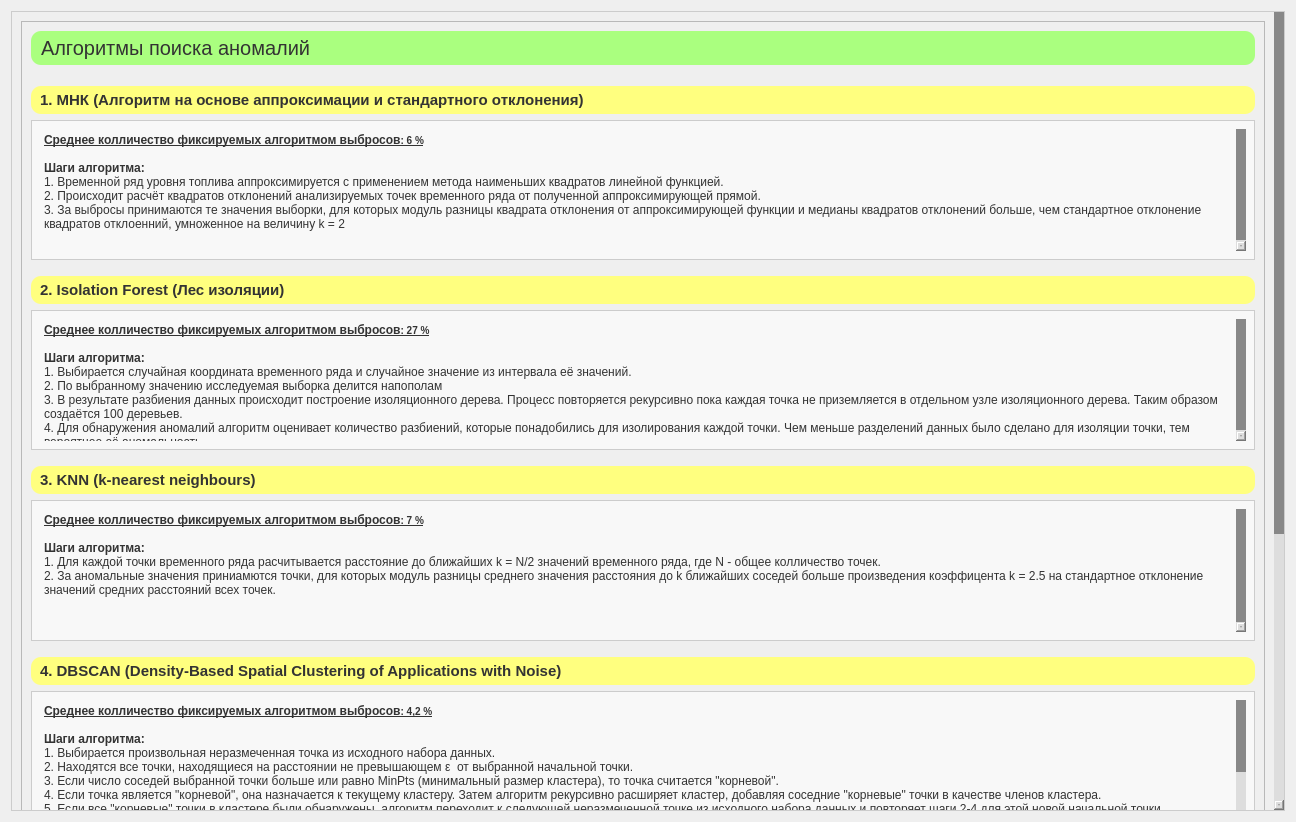
First picture: the form in manual.ui, repository dsaifulin/Anomaly_detection_of_fuel_level_sensor, before the edit.
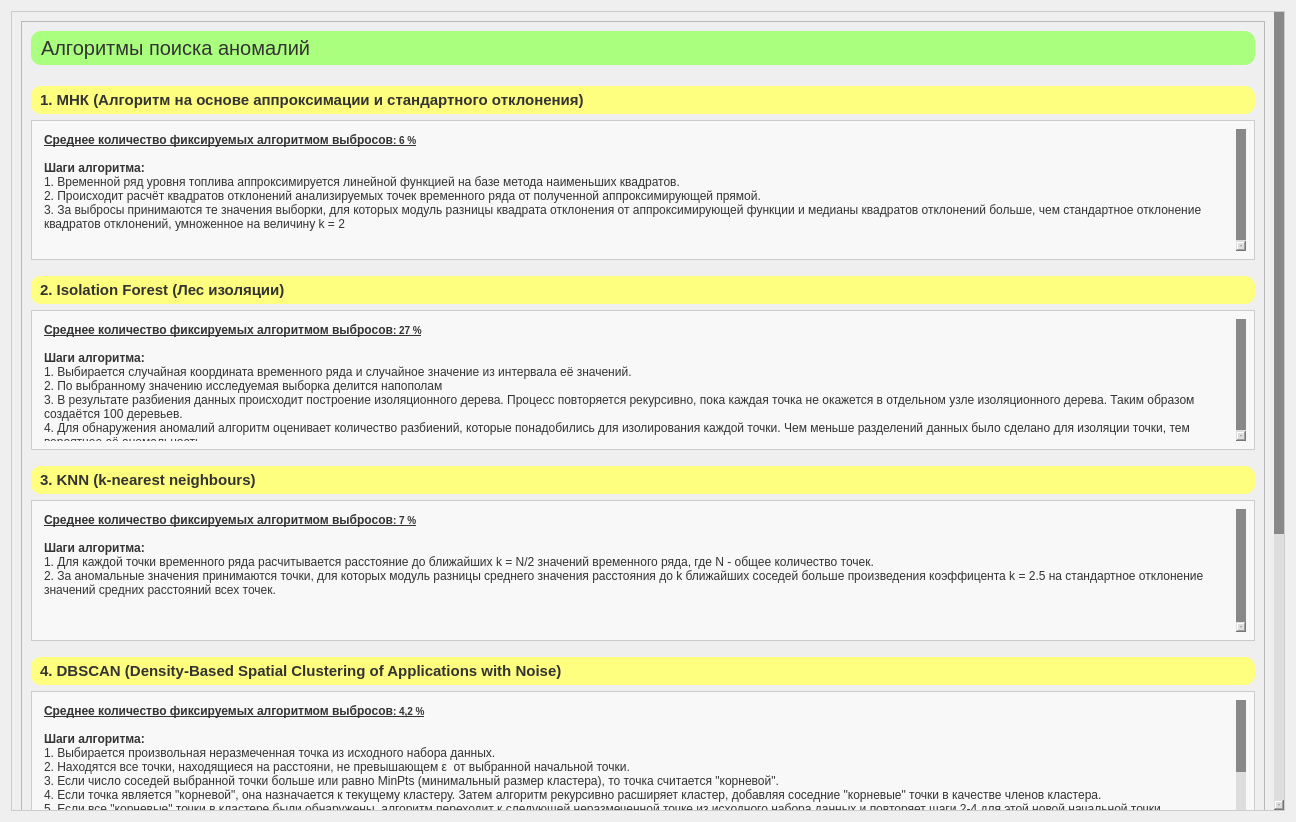
Second picture: the form after the edit.

What changed in the file:
```diff
--- a/manual.ui
+++ b/manual.ui
@@ -50,7 +50,7 @@
       <property name="geometry">
        <rect>
         <x>0</x>
-        <y>0</y>
+        <y>-3</y>
         <width>1262</width>
         <height>1222</height>
        </rect>
@@ -154,11 +154,11 @@
 &lt;html&gt;&lt;head&gt;&lt;meta name=&quot;qrichtext&quot; content=&quot;1&quot; /&gt;&lt;style type=&quot;text/css&quot;&gt;
 p, li { white-space: pre-wrap; }
 &lt;/style&gt;&lt;/head&gt;&lt;body style=&quot; font-family:'Arial,sans-serif'; font-size:12px; font-weight:400; font-style:normal;&quot;&gt;
-&lt;p style=&quot; margin-top:0px; margin-bottom:0px; margin-left:0px; margin-right:0px; -qt-block-indent:0; text-indent:0px;&quot;&gt;&lt;span style=&quot; font-family:'MS Shell Dlg 2'; font-size:9pt; font-weight:600; text-decoration: underline;&quot;&gt;Среднее колличество фиксируемых алгоритмом&lt;/span&gt;&lt;span style=&quot; font-family:'MS Shell Dlg 2'; font-size:9pt; text-decoration: underline;&quot;&gt; &lt;/span&gt;&lt;span style=&quot; font-family:'MS Shell Dlg 2'; font-size:9pt; font-weight:600; text-decoration: underline;&quot;&gt;выбросов&lt;/span&gt;&lt;span style=&quot; font-family:'MS Shell Dlg 2'; font-size:7.8pt; font-weight:600; text-decoration: underline;&quot;&gt;: 6 %&lt;/span&gt;&lt;/p&gt;
+&lt;p style=&quot; margin-top:0px; margin-bottom:0px; margin-left:0px; margin-right:0px; -qt-block-indent:0; text-indent:0px;&quot;&gt;&lt;span style=&quot; font-family:'MS Shell Dlg 2'; font-size:9pt; font-weight:600; text-decoration: underline;&quot;&gt;Среднее количество фиксируемых алгоритмом&lt;/span&gt;&lt;span style=&quot; font-family:'MS Shell Dlg 2'; font-size:9pt; text-decoration: underline;&quot;&gt; &lt;/span&gt;&lt;span style=&quot; font-family:'MS Shell Dlg 2'; font-size:9pt; font-weight:600; text-decoration: underline;&quot;&gt;выбросов&lt;/span&gt;&lt;span style=&quot; font-family:'MS Shell Dlg 2'; font-size:7.8pt; font-weight:600; text-decoration: underline;&quot;&gt;: 6 %&lt;/span&gt;&lt;/p&gt;
 &lt;p style=&quot; margin-top:0px; margin-bottom:0px; margin-left:0px; margin-right:0px; -qt-block-indent:0; text-indent:0px;&quot;&gt;&lt;span style=&quot; font-family:'MS Shell Dlg 2'; font-size:9pt;&quot;&gt;&lt;br /&gt;&lt;/span&gt;&lt;span style=&quot; font-family:'MS Shell Dlg 2'; font-size:9pt; font-weight:600;&quot;&gt;Шаги алгоритма:&lt;/span&gt;&lt;/p&gt;
-&lt;p style=&quot; margin-top:0px; margin-bottom:0px; margin-left:0px; margin-right:0px; -qt-block-indent:0; text-indent:0px;&quot;&gt;&lt;span style=&quot; font-family:'MS Shell Dlg 2'; font-size:9pt;&quot;&gt;1. Временной ряд уровня топлива аппроксимируется с применением метода наименьших квадратов линейной функцией.&lt;/span&gt;&lt;/p&gt;
+&lt;p style=&quot; margin-top:0px; margin-bottom:0px; margin-left:0px; margin-right:0px; -qt-block-indent:0; text-indent:0px;&quot;&gt;&lt;span style=&quot; font-family:'MS Shell Dlg 2'; font-size:9pt;&quot;&gt;1. Временной ряд уровня топлива аппроксимируется линейной функцией на базе метода наименьших квадратов.&lt;/span&gt;&lt;/p&gt;
 &lt;p style=&quot; margin-top:0px; margin-bottom:0px; margin-left:0px; margin-right:0px; -qt-block-indent:0; text-indent:0px;&quot;&gt;&lt;span style=&quot; font-family:'MS Shell Dlg 2'; font-size:9pt;&quot;&gt;2. Происходит расчёт квадратов отклонений анализируемых точек временного ряда от полученной аппроксимирующей прямой.&lt;/span&gt;&lt;/p&gt;
-&lt;p style=&quot; margin-top:0px; margin-bottom:0px; margin-left:0px; margin-right:0px; -qt-block-indent:0; text-indent:0px;&quot;&gt;&lt;span style=&quot; font-family:'MS Shell Dlg 2'; font-size:9pt;&quot;&gt;3. За выбросы принимаются те значения выборки, для которых модуль разницы квадрата отклонения от аппроксимирующей функции и медианы квадратов отклонений больше, чем стандартное отклонение квадратов отклоенний, умноженное на величину k = 2&lt;/span&gt;&lt;/p&gt;
+&lt;p style=&quot; margin-top:0px; margin-bottom:0px; margin-left:0px; margin-right:0px; -qt-block-indent:0; text-indent:0px;&quot;&gt;&lt;span style=&quot; font-family:'MS Shell Dlg 2'; font-size:9pt;&quot;&gt;3. За выбросы принимаются те значения выборки, для которых модуль разницы квадрата отклонения от аппроксимирующей функции и медианы квадратов отклонений больше, чем стандартное отклонение квадратов отклонений, умноженное на величину k = 2&lt;/span&gt;&lt;/p&gt;
 &lt;p style=&quot;-qt-paragraph-type:empty; margin-top:0px; margin-bottom:0px; margin-left:0px; margin-right:0px; -qt-block-indent:0; text-indent:0px; font-family:'MS Shell Dlg 2'; font-size:9pt;&quot;&gt;&lt;br /&gt;&lt;/p&gt;
 &lt;p style=&quot;-qt-paragraph-type:empty; margin-top:0px; margin-bottom:0px; margin-left:0px; margin-right:0px; -qt-block-indent:0; text-indent:0px; font-family:'MS Shell Dlg 2'; font-size:9pt;&quot;&gt;&lt;br /&gt;&lt;/p&gt;&lt;/body&gt;&lt;/html&gt;</string>
               </property>
@@ -226,11 +226,11 @@
 &lt;html&gt;&lt;head&gt;&lt;meta name=&quot;qrichtext&quot; content=&quot;1&quot; /&gt;&lt;style type=&quot;text/css&quot;&gt;
 p, li { white-space: pre-wrap; }
 &lt;/style&gt;&lt;/head&gt;&lt;body style=&quot; font-family:'Arial,sans-serif'; font-size:12px; font-weight:400; font-style:normal;&quot;&gt;
-&lt;p style=&quot; margin-top:0px; margin-bottom:0px; margin-left:0px; margin-right:0px; -qt-block-indent:0; text-indent:0px;&quot;&gt;&lt;span style=&quot; font-family:'MS Shell Dlg 2'; font-size:9pt; font-weight:600; text-decoration: underline;&quot;&gt;Среднее колличество фиксируемых алгоритмом&lt;/span&gt;&lt;span style=&quot; font-family:'MS Shell Dlg 2'; font-size:9pt; text-decoration: underline;&quot;&gt; &lt;/span&gt;&lt;span style=&quot; font-family:'MS Shell Dlg 2'; font-size:9pt; font-weight:600; text-decoration: underline;&quot;&gt;выбросов&lt;/span&gt;&lt;span style=&quot; font-family:'MS Shell Dlg 2'; font-size:7.8pt; font-weight:600; text-decoration: underline;&quot;&gt;: 27 %&lt;/span&gt;&lt;/p&gt;
+&lt;p style=&quot; margin-top:0px; margin-bottom:0px; margin-left:0px; margin-right:0px; -qt-block-indent:0; text-indent:0px;&quot;&gt;&lt;span style=&quot; font-family:'MS Shell Dlg 2'; font-size:9pt; font-weight:600; text-decoration: underline;&quot;&gt;Среднее количество фиксируемых алгоритмом&lt;/span&gt;&lt;span style=&quot; font-family:'MS Shell Dlg 2'; font-size:9pt; text-decoration: underline;&quot;&gt; &lt;/span&gt;&lt;span style=&quot; font-family:'MS Shell Dlg 2'; font-size:9pt; font-weight:600; text-decoration: underline;&quot;&gt;выбросов&lt;/span&gt;&lt;span style=&quot; font-family:'MS Shell Dlg 2'; font-size:7.8pt; font-weight:600; text-decoration: underline;&quot;&gt;: 27 %&lt;/span&gt;&lt;/p&gt;
 &lt;p style=&quot; margin-top:0px; margin-bottom:0px; margin-left:0px; margin-right:0px; -qt-block-indent:0; text-indent:0px;&quot;&gt;&lt;span style=&quot; font-family:'MS Shell Dlg 2'; font-size:9pt;&quot;&gt;&lt;br /&gt;&lt;/span&gt;&lt;span style=&quot; font-family:'MS Shell Dlg 2'; font-size:9pt; font-weight:600;&quot;&gt;Шаги алгоритма:&lt;/span&gt;&lt;/p&gt;
 &lt;p style=&quot; margin-top:0px; margin-bottom:0px; margin-left:0px; margin-right:0px; -qt-block-indent:0; text-indent:0px;&quot;&gt;&lt;span style=&quot; font-family:'MS Shell Dlg 2'; font-size:9pt;&quot;&gt;1. Выбирается случайная координата временного ряда и случайное значение из интервала её значений.&lt;/span&gt;&lt;/p&gt;
 &lt;p style=&quot; margin-top:0px; margin-bottom:0px; margin-left:0px; margin-right:0px; -qt-block-indent:0; text-indent:0px;&quot;&gt;&lt;span style=&quot; font-family:'MS Shell Dlg 2'; font-size:9pt;&quot;&gt;2. По выбранному значению исследуемая выборка делится напополам&lt;/span&gt;&lt;/p&gt;
-&lt;p style=&quot; margin-top:0px; margin-bottom:0px; margin-left:0px; margin-right:0px; -qt-block-indent:0; text-indent:0px;&quot;&gt;&lt;span style=&quot; font-family:'MS Shell Dlg 2'; font-size:9pt;&quot;&gt;3. В результате разбиения данных происходит построение изоляционного дерева. Процесс повторяется рекурсивно пока каждая точка не приземляется в отдельном узле изоляционного дерева. Таким образом создаётся 100 деревьев.&lt;/span&gt;&lt;/p&gt;
+&lt;p style=&quot; margin-top:0px; margin-bottom:0px; margin-left:0px; margin-right:0px; -qt-block-indent:0; text-indent:0px;&quot;&gt;&lt;span style=&quot; font-family:'MS Shell Dlg 2'; font-size:9pt;&quot;&gt;3. В результате разбиения данных происходит построение изоляционного дерева. Процесс повторяется рекурсивно, пока каждая точка не окажется в отдельном узле изоляционного дерева. Таким образом создаётся 100 деревьев.&lt;/span&gt;&lt;/p&gt;
 &lt;p style=&quot; margin-top:0px; margin-bottom:0px; margin-left:0px; margin-right:0px; -qt-block-indent:0; text-indent:0px;&quot;&gt;&lt;span style=&quot; font-family:'MS Shell Dlg 2'; font-size:9pt;&quot;&gt;4. Для обнаружения аномалий алгоритм оценивает количество разбиений, которые понадобились для изолирования каждой точки. Чем меньше разделений данных было сделано для изоляции точки, тем вероятнее её аномальность.&lt;/span&gt;&lt;/p&gt;&lt;/body&gt;&lt;/html&gt;</string>
               </property>
              </widget>
@@ -297,10 +297,10 @@
 &lt;html&gt;&lt;head&gt;&lt;meta name=&quot;qrichtext&quot; content=&quot;1&quot; /&gt;&lt;style type=&quot;text/css&quot;&gt;
 p, li { white-space: pre-wrap; }
 &lt;/style&gt;&lt;/head&gt;&lt;body style=&quot; font-family:'Arial,sans-serif'; font-size:12px; font-weight:400; font-style:normal;&quot;&gt;
-&lt;p style=&quot; margin-top:0px; margin-bottom:0px; margin-left:0px; margin-right:0px; -qt-block-indent:0; text-indent:0px;&quot;&gt;&lt;span style=&quot; font-family:'MS Shell Dlg 2'; font-size:9pt; font-weight:600; text-decoration: underline;&quot;&gt;Среднее колличество фиксируемых алгоритмом&lt;/span&gt;&lt;span style=&quot; font-family:'MS Shell Dlg 2'; font-size:9pt; text-decoration: underline;&quot;&gt; &lt;/span&gt;&lt;span style=&quot; font-family:'MS Shell Dlg 2'; font-size:9pt; font-weight:600; text-decoration: underline;&quot;&gt;выбросов&lt;/span&gt;&lt;span style=&quot; font-family:'MS Shell Dlg 2'; font-size:7.8pt; font-weight:600; text-decoration: underline;&quot;&gt;: 7 %&lt;/span&gt;&lt;/p&gt;
+&lt;p style=&quot; margin-top:0px; margin-bottom:0px; margin-left:0px; margin-right:0px; -qt-block-indent:0; text-indent:0px;&quot;&gt;&lt;span style=&quot; font-family:'MS Shell Dlg 2'; font-size:9pt; font-weight:600; text-decoration: underline;&quot;&gt;Среднее количество фиксируемых алгоритмом&lt;/span&gt;&lt;span style=&quot; font-family:'MS Shell Dlg 2'; font-size:9pt; text-decoration: underline;&quot;&gt; &lt;/span&gt;&lt;span style=&quot; font-family:'MS Shell Dlg 2'; font-size:9pt; font-weight:600; text-decoration: underline;&quot;&gt;выбросов&lt;/span&gt;&lt;span style=&quot; font-family:'MS Shell Dlg 2'; font-size:7.8pt; font-weight:600; text-decoration: underline;&quot;&gt;: 7 %&lt;/span&gt;&lt;/p&gt;
 &lt;p style=&quot; margin-top:0px; margin-bottom:0px; margin-left:0px; margin-right:0px; -qt-block-indent:0; text-indent:0px;&quot;&gt;&lt;span style=&quot; font-family:'MS Shell Dlg 2'; font-size:9pt;&quot;&gt;&lt;br /&gt;&lt;/span&gt;&lt;span style=&quot; font-family:'MS Shell Dlg 2'; font-size:9pt; font-weight:600;&quot;&gt;Шаги алгоритма:&lt;/span&gt;&lt;/p&gt;
-&lt;p style=&quot; margin-top:0px; margin-bottom:0px; margin-left:0px; margin-right:0px; -qt-block-indent:0; text-indent:0px;&quot;&gt;&lt;span style=&quot; font-family:'MS Shell Dlg 2'; font-size:9pt;&quot;&gt;1. Для каждой точки временного ряда расчитывается расстояние до ближайших k = N/2 значений временного ряда, где N - общее колличество точек.&lt;/span&gt;&lt;/p&gt;
-&lt;p style=&quot; margin-top:0px; margin-bottom:0px; margin-left:0px; margin-right:0px; -qt-block-indent:0; text-indent:0px;&quot;&gt;&lt;span style=&quot; font-family:'MS Shell Dlg 2'; font-size:9pt;&quot;&gt;2. За аномальные значения приниамются точки, для которых модуль разницы среднего значения расстояния до k ближайших соседей больше произведения коэффицента k = 2.5 на стандартное отклонение значений средних расстояний всех точек.&lt;/span&gt;&lt;/p&gt;
+&lt;p style=&quot; margin-top:0px; margin-bottom:0px; margin-left:0px; margin-right:0px; -qt-block-indent:0; text-indent:0px;&quot;&gt;&lt;span style=&quot; font-family:'MS Shell Dlg 2'; font-size:9pt;&quot;&gt;1. Для каждой точки временного ряда расчитывается расстояние до ближайших k = N/2 значений временного ряда, где N - общее количество точек.&lt;/span&gt;&lt;/p&gt;
+&lt;p style=&quot; margin-top:0px; margin-bottom:0px; margin-left:0px; margin-right:0px; -qt-block-indent:0; text-indent:0px;&quot;&gt;&lt;span style=&quot; font-family:'MS Shell Dlg 2'; font-size:9pt;&quot;&gt;2. За аномальные значения принимаются точки, для которых модуль разницы среднего значения расстояния до k ближайших соседей больше произведения коэффицента k = 2.5 на стандартное отклонение значений средних расстояний всех точек.&lt;/span&gt;&lt;/p&gt;
 &lt;p style=&quot;-qt-paragraph-type:empty; margin-top:0px; margin-bottom:0px; margin-left:0px; margin-right:0px; -qt-block-indent:0; text-indent:0px; font-family:'MS Shell Dlg 2'; font-size:7.8pt;&quot;&gt;&lt;br /&gt;&lt;/p&gt;
 &lt;p style=&quot;-qt-paragraph-type:empty; margin-top:0px; margin-bottom:0px; margin-left:0px; margin-right:0px; -qt-block-indent:0; text-indent:0px; font-family:'MS Shell Dlg 2'; font-size:9pt;&quot;&gt;&lt;br /&gt;&lt;/p&gt;
 &lt;p style=&quot;-qt-paragraph-type:empty; margin-top:0px; margin-bottom:0px; margin-left:0px; margin-right:0px; -qt-block-indent:0; text-indent:0px; font-family:'MS Shell Dlg 2'; font-size:9pt;&quot;&gt;&lt;br /&gt;&lt;/p&gt;&lt;/body&gt;&lt;/html&gt;</string>
@@ -369,10 +369,10 @@
 &lt;html&gt;&lt;head&gt;&lt;meta name=&quot;qrichtext&quot; content=&quot;1&quot; /&gt;&lt;style type=&quot;text/css&quot;&gt;
 p, li { white-space: pre-wrap; }
 &lt;/style&gt;&lt;/head&gt;&lt;body style=&quot; font-family:'Arial,sans-serif'; font-size:12px; font-weight:400; font-style:normal;&quot;&gt;
-&lt;p style=&quot; margin-top:0px; margin-bottom:0px; margin-left:0px; margin-right:0px; -qt-block-indent:0; text-indent:0px;&quot;&gt;&lt;span style=&quot; font-family:'MS Shell Dlg 2'; font-size:9pt; font-weight:600; text-decoration: underline;&quot;&gt;Среднее колличество фиксируемых алгоритмом&lt;/span&gt;&lt;span style=&quot; font-family:'MS Shell Dlg 2'; font-size:9pt; text-decoration: underline;&quot;&gt; &lt;/span&gt;&lt;span style=&quot; font-family:'MS Shell Dlg 2'; font-size:9pt; font-weight:600; text-decoration: underline;&quot;&gt;выбросов&lt;/span&gt;&lt;span style=&quot; font-family:'MS Shell Dlg 2'; font-size:7.8pt; font-weight:600; text-decoration: underline;&quot;&gt;: 4,2 %&lt;/span&gt;&lt;/p&gt;
+&lt;p style=&quot; margin-top:0px; margin-bottom:0px; margin-left:0px; margin-right:0px; -qt-block-indent:0; text-indent:0px;&quot;&gt;&lt;span style=&quot; font-family:'MS Shell Dlg 2'; font-size:9pt; font-weight:600; text-decoration: underline;&quot;&gt;Среднее количество фиксируемых алгоритмом&lt;/span&gt;&lt;span style=&quot; font-family:'MS Shell Dlg 2'; font-size:9pt; text-decoration: underline;&quot;&gt; &lt;/span&gt;&lt;span style=&quot; font-family:'MS Shell Dlg 2'; font-size:9pt; font-weight:600; text-decoration: underline;&quot;&gt;выбросов&lt;/span&gt;&lt;span style=&quot; font-family:'MS Shell Dlg 2'; font-size:7.8pt; font-weight:600; text-decoration: underline;&quot;&gt;: 4,2 %&lt;/span&gt;&lt;/p&gt;
 &lt;p style=&quot; margin-top:0px; margin-bottom:0px; margin-left:0px; margin-right:0px; -qt-block-indent:0; text-indent:0px;&quot;&gt;&lt;span style=&quot; font-family:'MS Shell Dlg 2'; font-size:9pt;&quot;&gt;&lt;br /&gt;&lt;/span&gt;&lt;span style=&quot; font-family:'MS Shell Dlg 2'; font-size:9pt; font-weight:600;&quot;&gt;Шаги алгоритма:&lt;/span&gt;&lt;/p&gt;
 &lt;p style=&quot; margin-top:0px; margin-bottom:0px; margin-left:0px; margin-right:0px; -qt-block-indent:0; text-indent:0px;&quot;&gt;&lt;span style=&quot; font-family:'MS Shell Dlg 2'; font-size:9pt;&quot;&gt;1. Выбирается произвольная неразмеченная точка из исходного набора данных.&lt;/span&gt;&lt;/p&gt;
-&lt;p style=&quot; margin-top:0px; margin-bottom:0px; margin-left:0px; margin-right:0px; -qt-block-indent:0; text-indent:0px;&quot;&gt;&lt;span style=&quot; font-family:'MS Shell Dlg 2'; font-size:9pt;&quot;&gt;2. Находятся все точки, находящиеся на расстоянии не превышающем ε  от выбранной начальной точки.&lt;/span&gt;&lt;/p&gt;
+&lt;p style=&quot; margin-top:0px; margin-bottom:0px; margin-left:0px; margin-right:0px; -qt-block-indent:0; text-indent:0px;&quot;&gt;&lt;span style=&quot; font-family:'MS Shell Dlg 2'; font-size:9pt;&quot;&gt;2. Находятся все точки, находящиеся на расстояни, не превышающем ε  от выбранной начальной точки.&lt;/span&gt;&lt;/p&gt;
 &lt;p style=&quot; margin-top:0px; margin-bottom:0px; margin-left:0px; margin-right:0px; -qt-block-indent:0; text-indent:0px;&quot;&gt;&lt;span style=&quot; font-family:'MS Shell Dlg 2'; font-size:9pt;&quot;&gt;3. Если число соседей выбранной точки больше или равно MinPts (минимальный размер кластера), то точка считается &amp;quot;корневой&amp;quot;.&lt;/span&gt;&lt;/p&gt;
 &lt;p style=&quot; margin-top:0px; margin-bottom:0px; margin-left:0px; margin-right:0px; -qt-block-indent:0; text-indent:0px;&quot;&gt;&lt;span style=&quot; font-family:'MS Shell Dlg 2'; font-size:9pt;&quot;&gt;4. Если точка является &amp;quot;корневой&amp;quot;, она назначается к текущему кластеру. Затем алгоритм рекурсивно расширяет кластер, добавляя соседние &amp;quot;корневые&amp;quot; точки в качестве членов кластера. &lt;/span&gt;&lt;/p&gt;
 &lt;p style=&quot; margin-top:0px; margin-bottom:0px; margin-left:0px; margin-right:0px; -qt-block-indent:0; text-indent:0px;&quot;&gt;&lt;span style=&quot; font-family:'MS Shell Dlg 2'; font-size:9pt;&quot;&gt;5. Если все &amp;quot;корневые&amp;quot; точки в кластере были обнаружены, алгоритм переходит к следующей неразмеченной точке из исходного набора данных и повторяет шаги 2-4 для этой новой начальной точки.&lt;/span&gt;&lt;/p&gt;
```
Left out of the diff: 6 changed lines with no effect on the pictures.
